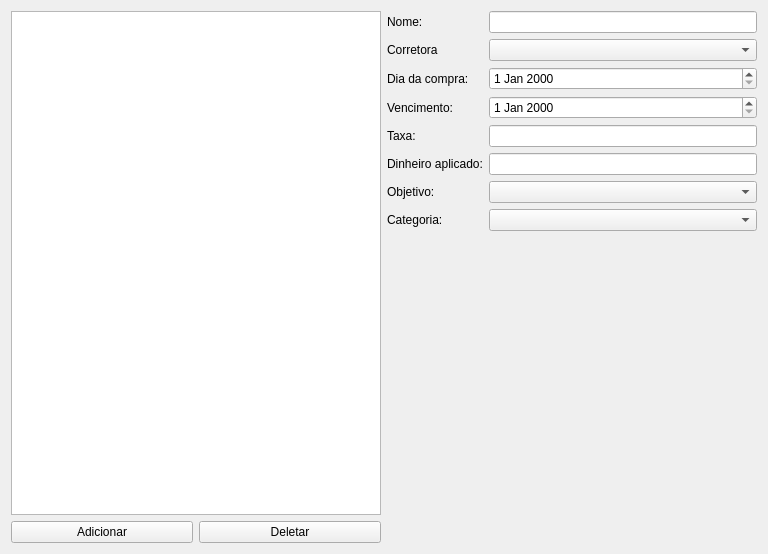
The window that forms/assetEditor.ui (gusttav-lang/Financial-Controller) describes before a commit, drawn with Qt 5.
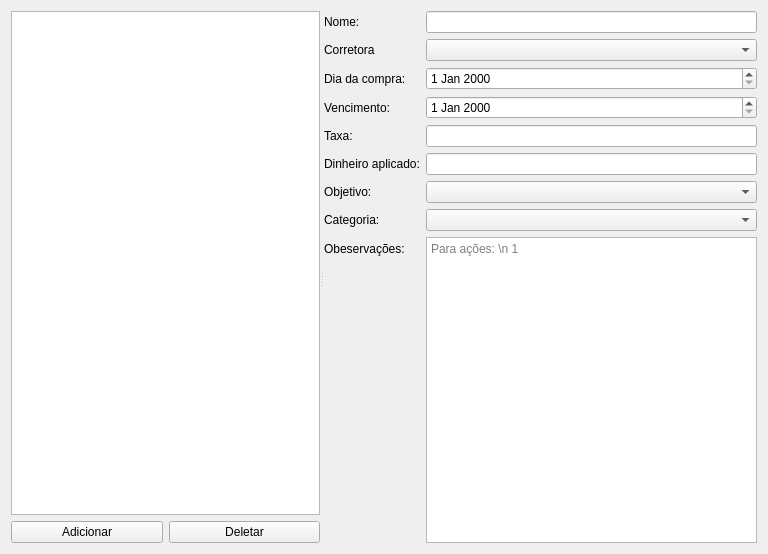
The same window after the commit.

Diff of the .ui file:
```diff
--- a/forms/assetEditor.ui
+++ b/forms/assetEditor.ui
@@ -13,8 +13,13 @@
   <property name="windowTitle">
    <string>Assets</string>
   </property>
-  <layout class="QHBoxLayout" name="horizontalLayout_2">
-   <item>
+  <layout class="QGridLayout" name="gridLayout">
+   <item row="0" column="0">
+    <widget class="QSplitter" name="splitter">
+     <property name="orientation">
+      <enum>Qt::Horizontal</enum>
+     </property>
+     <widget class="QWidget" name="">
     <layout class="QVBoxLayout" name="verticalLayout">
      <item>
       <widget class="QListWidget" name="lw_assets_list"/>
@@ -38,8 +43,8 @@
       </layout>
      </item>
     </layout>
-   </item>
-   <item>
+     </widget>
+     <widget class="QWidget" name="">
     <layout class="QFormLayout" name="formLayout">
      <item row="0" column="0">
       <widget class="QLabel" name="label">
@@ -121,7 +126,23 @@
      <item row="7" column="1">
       <widget class="QComboBox" name="comboBox_categories"/>
      </item>
-    </layout>
+       <item row="8" column="0">
+        <widget class="QLabel" name="label_9">
+         <property name="text">
+          <string>Obeservações:</string>
+         </property>
+        </widget>
+       </item>
+       <item row="8" column="1">
+        <widget class="QPlainTextEdit" name="plainTextEdit_obs">
+         <property name="placeholderText">
+          <string>Para ações: \n 1</string>
+         </property>
+        </widget>
+       </item>
+      </layout>
+     </widget>
+    </widget>
    </item>
   </layout>
  </widget>
```
Lines whose indentation alone changed are shown as unchanged.
